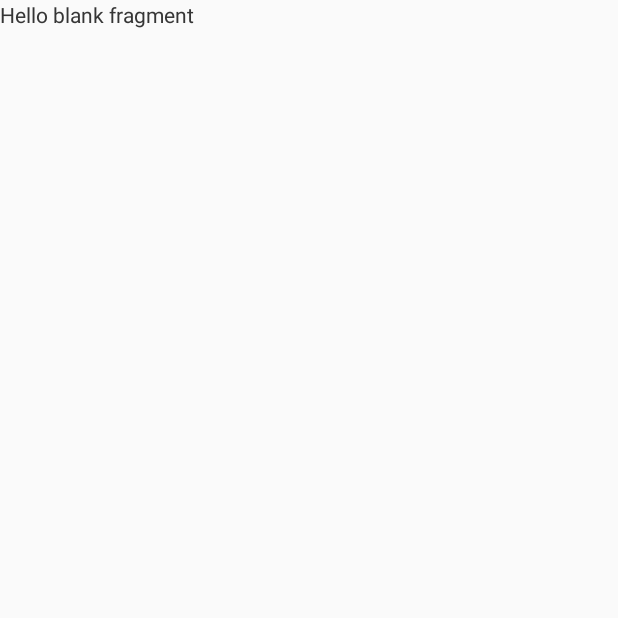
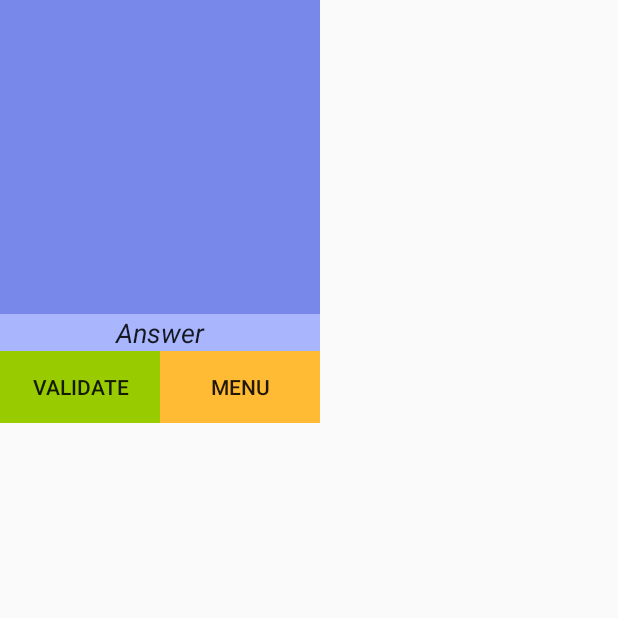
Before and after one commit to ColletAxel/TP_Android_Varo_Collet, an Android app: the screen it shows after launch (MainActivity), on a phone screen of 412 x 824 dp, the top half of it. Before the commit the part shown is almost empty. Run offline under Robolectric (Android 15) with nearby library versions, the phone set to English and light mode, and no system bars.

Commit message:
ajout layout dans fragment bug visuel

```diff
--- a/app/src/main/res/layout/vocabulary_frament_layout.xml
+++ b/app/src/main/res/layout/vocabulary_frament_layout.xml
@@ -1,13 +1,71 @@
-<FrameLayout xmlns:android="http://schemas.android.com/apk/res/android"
+<?xml version="1.0" encoding="utf-8"?>
+<android.support.constraint.ConstraintLayout xmlns:android="http://schemas.android.com/apk/res/android"
+    xmlns:app="http://schemas.android.com/apk/res-auto"
     xmlns:tools="http://schemas.android.com/tools"
     android:layout_width="match_parent"
     android:layout_height="match_parent"
-    tools:context="com.axelcollet.tp_android_varo_collet.VocabularyFrament">
+    tools:context="com.axelcollet.tp_android_varo_collet.MainActivity">
 
-    <!-- TODO: Update blank fragment layout -->
-    <TextView
+    <LinearLayout
         android:layout_width="match_parent"
         android:layout_height="match_parent"
-        android:text="@string/hello_blank_fragment" />
+        android:orientation="vertical"
+        app:layout_constraintEnd_toEndOf="parent"
+        app:layout_constraintHorizontal_bias="1.0"
+        app:layout_constraintStart_toStartOf="parent"
+        tools:layout_editor_absoluteY="8dp">
 
-</FrameLayout>
+        <TextView
+            android:id="@+id/textView"
+            android:layout_width="match_parent"
+            android:layout_height="209dp"
+            android:layout_weight="0.01"
+            android:background="@color/colorPrimaryDark"
+            android:textAlignment="center"
+            android:textSize="24sp"
+            app:layout_constraintBottom_toBottomOf="parent"
+            app:layout_constraintHorizontal_bias="0"
+            app:layout_constraintLeft_toLeftOf="parent"
+            app:layout_constraintRight_toRightOf="parent"
+            app:layout_constraintTop_toTopOf="parent"
+            app:layout_constraintVertical_bias="0.107" />
+
+        <EditText
+            android:id="@+id/editText"
+            android:layout_width="match_parent"
+            android:layout_height="wrap_content"
+            android:layout_weight="0.08"
+            android:background="@color/colorPrimary"
+            android:ems="10"
+            android:inputType="text"
+            android:text="@string/answer"
+            android:textAlignment="center"
+            android:textStyle="italic"
+            android:theme="@style/AppTheme" />
+
+        <LinearLayout
+            android:layout_width="match_parent"
+            android:layout_height="wrap_content"
+            android:orientation="horizontal">
+
+            <Button
+                android:id="@+id/button_validate"
+                style="@style/Widget.AppCompat.Button.Borderless"
+                android:layout_width="wrap_content"
+                android:layout_height="match_parent"
+                android:layout_weight="1"
+                android:background="@android:color/holo_green_light"
+                android:text="@string/validate" />
+
+            <Button
+                android:id="@+id/button3"
+                style="@style/Widget.AppCompat.Button.Borderless"
+                android:layout_width="wrap_content"
+                android:layout_height="wrap_content"
+                android:layout_weight="1"
+                android:background="@android:color/holo_orange_light"
+                android:text="@string/menu" />
+        </LinearLayout>
+    </LinearLayout>
+
+</android.support.constraint.ConstraintLayout>
--- a/app/src/main/res/values/strings.xml
+++ b/app/src/main/res/values/strings.xml
@@ -4,7 +4,4 @@
     <string name="next">Next</string>
     <string name="answer">Answer</string>
     <string name="menu">Menu</string>
-
-    <!-- TODO: Remove or change this placeholder text -->
-    <string name="hello_blank_fragment">Hello blank fragment</string>
 </resources>
```
